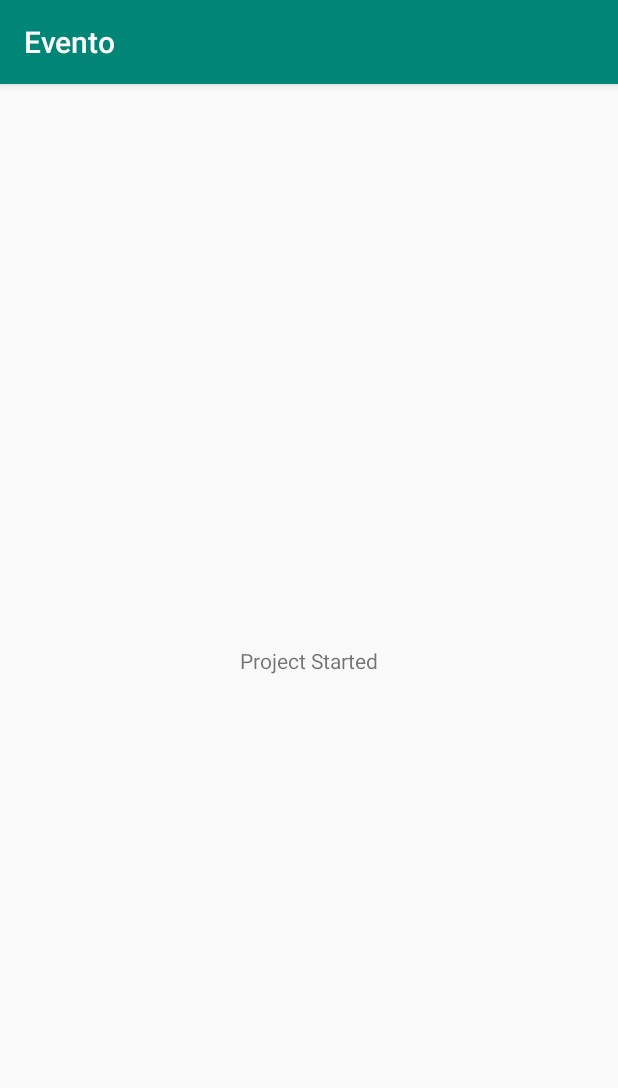
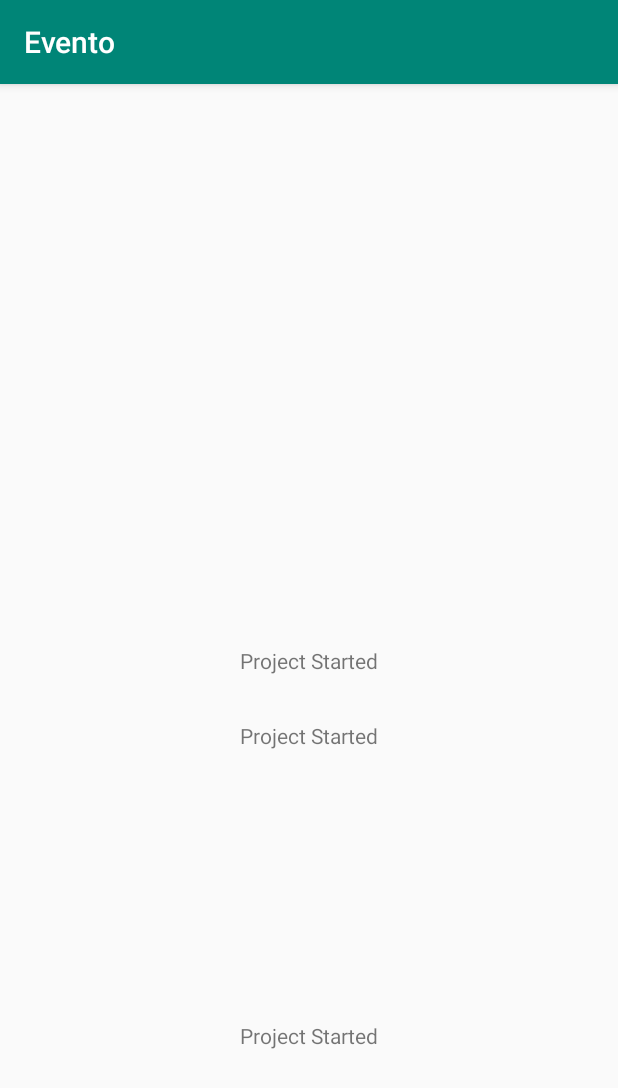
Before and after one commit to tejaspatel083/Evento-Project, an Android app: the screen it shows after launch (MainActivity), on a phone screen of 412 x 824 dp. Shown: the top 1088 px of the screen. Run offline under Robolectric (Android 15) with nearby library versions, the phone set to English and light mode, and no system bars.

Commit message:
Project Updation Checking

```diff
--- a/app/src/main/res/layout/activity_main.xml
+++ b/app/src/main/res/layout/activity_main.xml
@@ -15,4 +15,25 @@
         app:layout_constraintRight_toRightOf="parent"
         app:layout_constraintTop_toTopOf="parent" />
 
+    <TextView
+        android:layout_width="wrap_content"
+        android:layout_height="wrap_content"
+        android:text="Project Started"
+        app:layout_constraintBottom_toBottomOf="parent"
+        app:layout_constraintLeft_toLeftOf="parent"
+        app:layout_constraintRight_toRightOf="parent"
+        app:layout_constraintTop_toTopOf="parent"
+        android:layout_marginTop="100dp"/>
+
+
+    <TextView
+        android:layout_width="wrap_content"
+        android:layout_height="wrap_content"
+        android:text="Project Started"
+        app:layout_constraintBottom_toBottomOf="parent"
+        app:layout_constraintLeft_toLeftOf="parent"
+        app:layout_constraintRight_toRightOf="parent"
+        app:layout_constraintTop_toTopOf="parent"
+        android:layout_marginTop="500dp"/>
+
 </androidx.constraintlayout.widget.ConstraintLayout>
```
